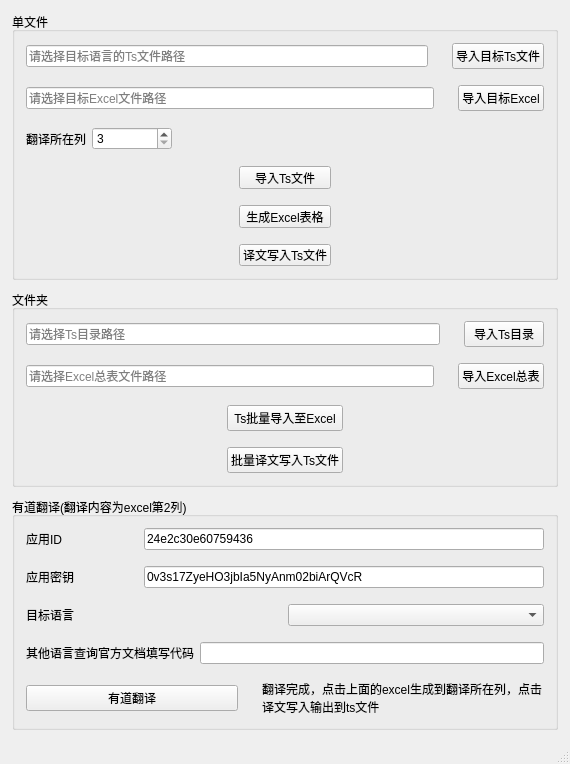
Old version of the form MainApps/TSFileEditor/MainWindow.ui in the repository F-Kinto/TsFileEditor.
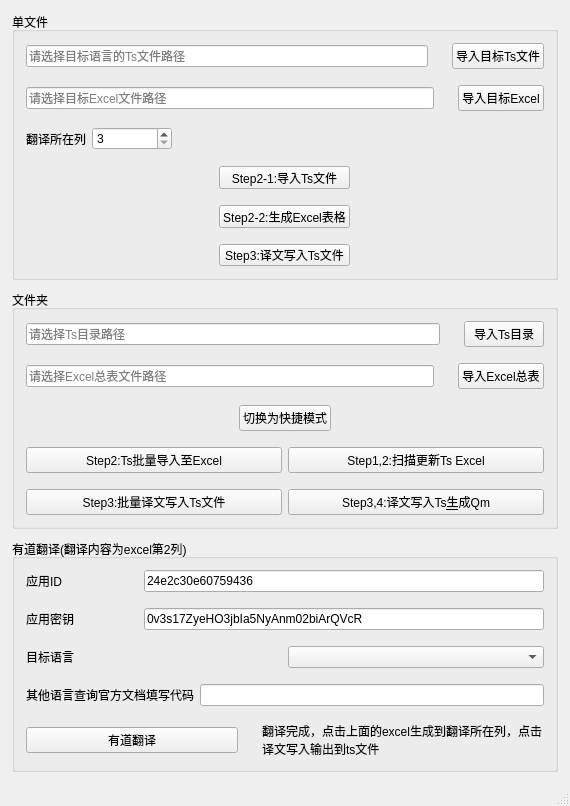
New version of the form.

Commit message: 增加快捷模式, 合并部分操作

```diff
--- a/MainApps/TSFileEditor/MainWindow.ui
+++ b/MainApps/TSFileEditor/MainWindow.ui
@@ -138,21 +138,21 @@
 	 <item>
 	  <widget class="QPushButton" name="tsImportBtn">
 	   <property name="text">
-	    <string>导入Ts文件</string>
+	    <string>Step2-1:导入Ts文件</string>
 	   </property>
 	  </widget>
 	 </item>
 	 <item>
 	  <widget class="QPushButton" name="generateBtn">
 	   <property name="text">
-	    <string>生成Excel表格</string>
+	    <string>Step2-2:生成Excel表格</string>
 	   </property>
 	  </widget>
 	 </item>
 	 <item>
 	  <widget class="QPushButton" name="tsUpdateBtn">
 	   <property name="text">
-	    <string>译文写入Ts文件</string>
+	    <string>Step3:译文写入Ts文件</string>
 	   </property>
 	  </widget>
 	 </item>
@@ -233,18 +233,77 @@
 	  <set>Qt::AlignHCenter</set>
 	 </property>
 	 <item>
-	  <widget class="QPushButton" name="generateBtn_2">
-	   <property name="text">
-	    <string>Ts批量导入至Excel</string>
-	   </property>
-	  </widget>
+	  <layout class="QHBoxLayout" name="horizontalLayout_quickMode">
+	   <item>
+	    <spacer name="horizontalSpacer_quickMode_left">
+	     <property name="orientation">
+	      <enum>Qt::Horizontal</enum>
+	     </property>
+	     <property name="sizeHint" stdset="0">
+	      <size>
+	       <width>40</width>
+	       <height>20</height>
+	      </size>
+	     </property>
+	    </spacer>
+	   </item>
+	   <item>
+	    <widget class="QPushButton" name="quickModeBtn">
+	     <property name="text">
+	      <string>切换为快捷模式</string>
+	     </property>
+	    </widget>
+	   </item>
+	   <item>
+	    <spacer name="horizontalSpacer_quickMode_right">
+	     <property name="orientation">
+	      <enum>Qt::Horizontal</enum>
+	     </property>
+	     <property name="sizeHint" stdset="0">
+	      <size>
+	       <width>40</width>
+	       <height>20</height>
+	      </size>
+	     </property>
+	    </spacer>
+	   </item>
+	  </layout>
 	 </item>
 	 <item>
-	  <widget class="QPushButton" name="tsUpdateBtn_2">
-	   <property name="text">
-	    <string>批量译文写入Ts文件</string>
-	   </property>
-	  </widget>
+	  <layout class="QHBoxLayout" name="horizontalLayout_batch_row1">
+	   <item>
+	    <widget class="QPushButton" name="generateBtn_2">
+	     <property name="text">
+	      <string>Step2:Ts批量导入至Excel</string>
+	     </property>
+	    </widget>
+	   </item>
+	   <item>
+	    <widget class="QPushButton" name="scanUpdateBtn">
+	     <property name="text">
+	      <string>Step1,2:扫描更新Ts Excel</string>
+	     </property>
+	    </widget>
+	   </item>
+	  </layout>
+	 </item>
+	 <item>
+	  <layout class="QHBoxLayout" name="horizontalLayout_batch_row2">
+	   <item>
+	    <widget class="QPushButton" name="tsUpdateBtn_2">
+	     <property name="text">
+	      <string>Step3:批量译文写入Ts文件</string>
+	     </property>
+	    </widget>
+	   </item>
+	   <item>
+	    <widget class="QPushButton" name="writeTsGenQmBtn">
+	     <property name="text">
+	      <string>Step3,4:译文写入Ts&amp;生成Qm</string>
+	     </property>
+	    </widget>
+	   </item>
+	  </layout>
 	 </item>
 	</layout>
        </item>
```
The commit also changes 2 other files.
